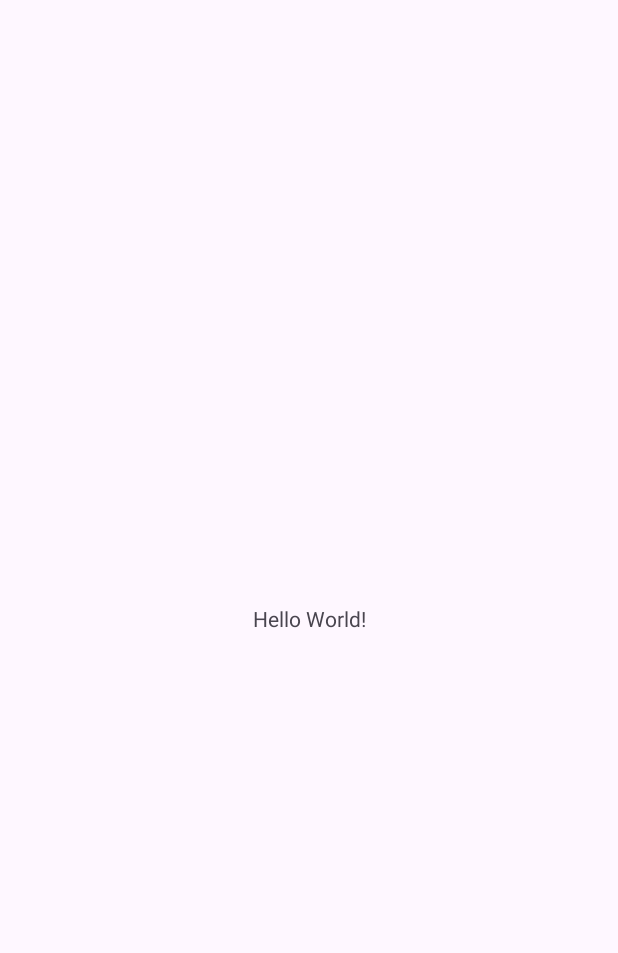
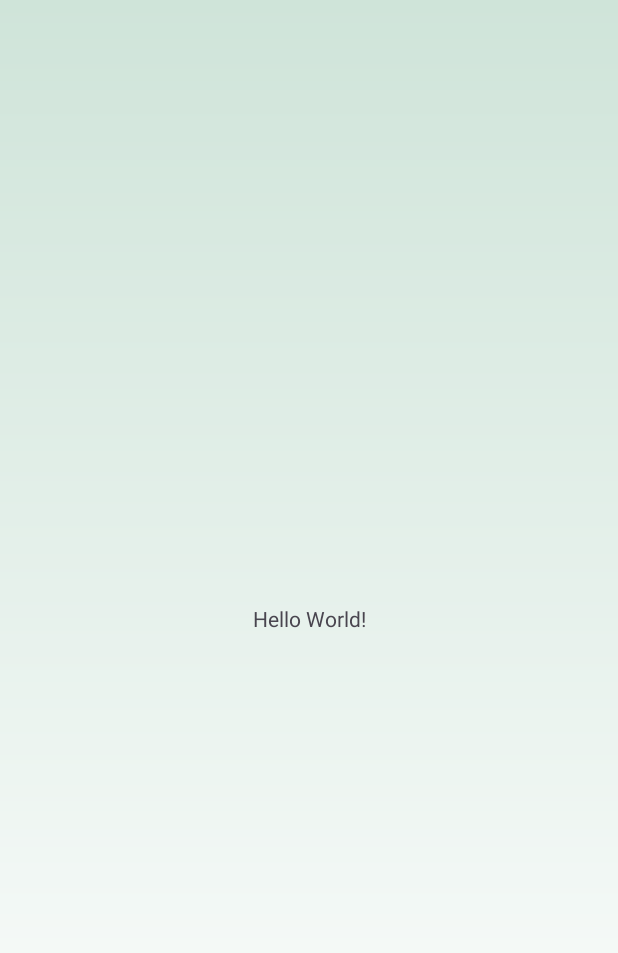
Before and after one commit to Tsukuyomi102/FinanceTracker, an Android app: the screen it shows after launch (MainActivity), on a phone screen of 412 x 824 dp. Before the commit the part shown is almost empty. Shown: the top 953 px of the screen. Run offline under Robolectric (Android 15) with nearby library versions, the phone set to English and light mode, and no system bars.

Commit message:
gradient

```diff
--- /dev/null
+++ b/app/src/main/res/drawable/gradient_background.xml
@@ -0,0 +1,7 @@
+<?xml version="1.0" encoding="utf-8"?>
+<shape xmlns:android="http://schemas.android.com/apk/res/android">
+    <gradient
+        android:startColor="@color/startColor"
+        android:endColor="@color/endColor"
+        android:angle="270"/>
+</shape>
--- a/app/src/main/res/layout/activity_main.xml
+++ b/app/src/main/res/layout/activity_main.xml
@@ -4,6 +4,7 @@
     xmlns:tools="http://schemas.android.com/tools"
     android:layout_width="match_parent"
     android:layout_height="match_parent"
+    android:background="@drawable/gradient_background"
     tools:context=".MainActivity">
 
     <TextView
--- a/app/src/main/res/values/colors.xml
+++ b/app/src/main/res/values/colors.xml
@@ -2,4 +2,6 @@
 <resources>
     <color name="black">#FF000000</color>
     <color name="white">#FFFFFFFF</color>
+    <color name="startColor">#CFE4D9</color>
+    <color name="endColor">#FFFFFF</color>
 </resources>
```
